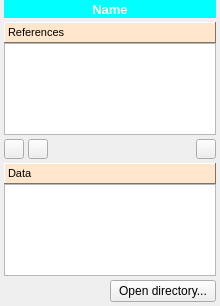
Above: spinetoolbox/ui/subwindow_data_store.ui from spine-tools/Spine-Toolbox before the change. Below: the same form after it.
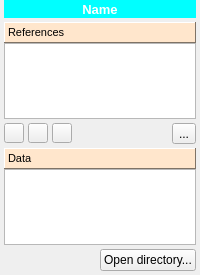
That is the form after the change. Icons and pictures are not drawn.

Commit message: Issue #64 updated. Now the new spine database is created in the data directory (instead of the references list) to make it more handy. Code has also been refactored so the function to create the schema is now in helpers.py

```diff
--- a/spinetoolbox/ui/subwindow_data_store.ui
+++ b/spinetoolbox/ui/subwindow_data_store.ui
@@ -29,8 +29,8 @@
    <rect>
     <x>0</x>
     <y>0</y>
-    <width>220</width>
-    <height>306</height>
+    <width>200</width>
+    <height>275</height>
    </rect>
   </property>
   <property name="sizePolicy">
@@ -691,19 +691,6 @@
          </property>
         </widget>
        </item>
-       <item>
-        <spacer name="horizontalSpacer">
-         <property name="orientation">
-          <enum>Qt::Horizontal</enum>
-         </property>
-         <property name="sizeHint" stdset="0">
-          <size>
-           <width>40</width>
-           <height>20</height>
-          </size>
-         </property>
-        </spacer>
-       </item>
        <item>
         <widget class="QToolButton" name="toolButton_add">
          <property name="maximumSize">
@@ -724,6 +711,33 @@
          </property>
         </widget>
        </item>
+       <item>
+        <spacer name="horizontalSpacer">
+         <property name="orientation">
+          <enum>Qt::Horizontal</enum>
+         </property>
+         <property name="sizeHint" stdset="0">
+          <size>
+           <width>40</width>
+           <height>20</height>
+          </size>
+         </property>
+        </spacer>
+       </item>
+       <item>
+        <widget class="QToolButton" name="toolButton_Spine">
+         <property name="toolTip">
+          <string>&lt;html&gt;&lt;head/&gt;&lt;body&gt;&lt;p&gt;Create fresh (empty) Spine database into an SQLite file in Data store's directory.&lt;/p&gt;&lt;/body&gt;&lt;/html&gt;</string>
+         </property>
+         <property name="text">
+          <string>...</string>
+         </property>
+         <property name="icon">
+          <iconset resource="resources/resources_icons.qrc">
+           <normaloff>:/symbols/Spine_symbol.png</normaloff>:/symbols/Spine_symbol.png</iconset>
+         </property>
+        </widget>
+       </item>
       </layout>
      </item>
      <item>
```
Left out of the diff: 1 changed line with no effect on the pictures. The commit also changes 3 other files.
